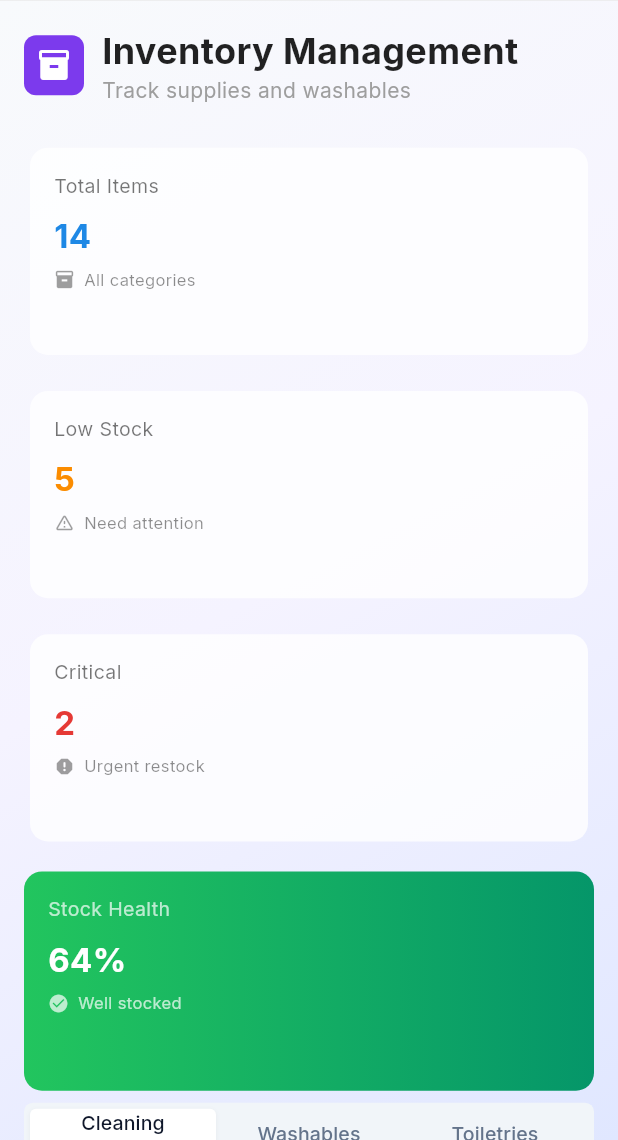
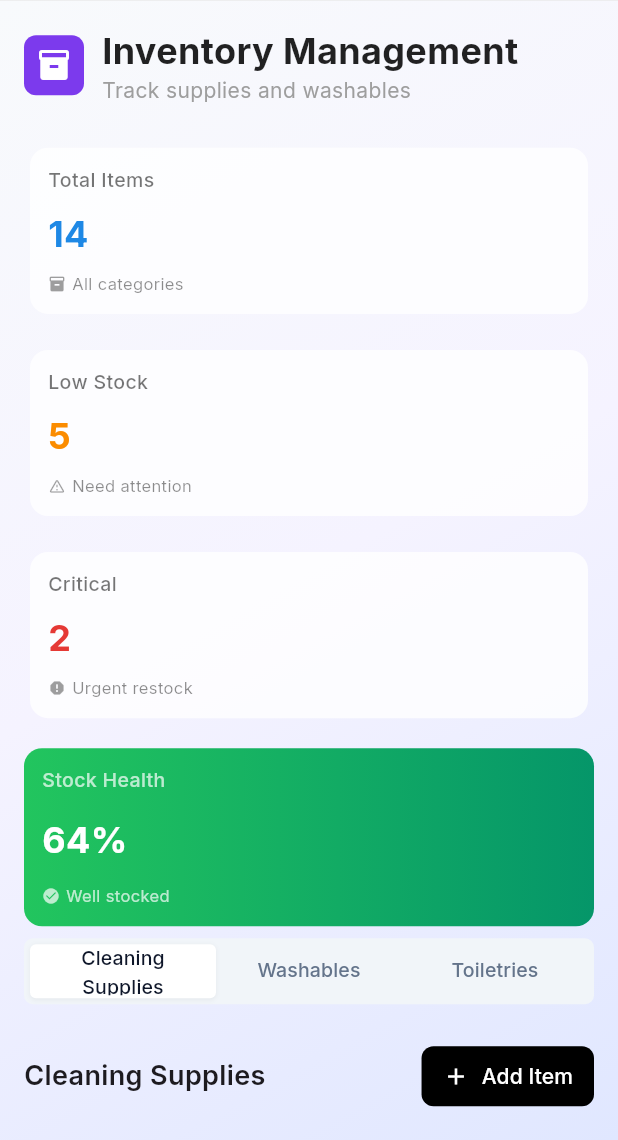
Before and after one commit to delgadjp/Raven-Nest, a Flutter app: the InventoryScreen screen opened by its route, on a phone screen of 412 x 824 dp, the part 96-1236 px from its top. Run offline on Flutter 3.47's test engine with Material 3 defaults, Android fonts, the phone set to English and light mode, and no system bars; our stand-ins replace go_router, google_fonts.

Commit message:
Update InventoryScreen layout: Adjust card padding, improve text styling, and modify child aspect ratio for better UI presentation

```diff
--- a/lib/screens/inventory_screen.dart
+++ b/lib/screens/inventory_screen.dart
@@ -359,7 +359,7 @@ class _InventoryScreenState extends State<InventoryScreen> {
                           }
                           return GridView.count(
                             crossAxisCount: columns,
-                            childAspectRatio: 2.6,
+                            childAspectRatio: 3.2,
                             shrinkWrap: true,
                             physics: const NeverScrollableScrollPhysics(),
                             crossAxisSpacing: 16,
@@ -492,23 +492,17 @@ class _InventoryScreenState extends State<InventoryScreen> {
       surfaceTintColor: Colors.transparent,
       shape: RoundedRectangleBorder(borderRadius: BorderRadius.circular(12)),
       child: Padding(
-        padding: const EdgeInsets.all(16),
+        padding: const EdgeInsets.all(12),
         child: Column(
           crossAxisAlignment: CrossAxisAlignment.start,
+          mainAxisAlignment: MainAxisAlignment.spaceBetween,
           children: [
-            Text(title, style: const TextStyle(fontSize: 13, color: Colors.black54)),
-            const SizedBox(height: 8),
-            Row(
-              mainAxisAlignment: MainAxisAlignment.spaceBetween,
-              children: [
-                Text(value, style: TextStyle(fontSize: 22, fontWeight: FontWeight.bold, color: iconColor)),
-              ],
-            ),
-            const SizedBox(height: 6),
+            Text(title, style: const TextStyle(fontSize: 13, fontWeight: FontWeight.w500, color: Colors.black54)),
+            Text(value, style: TextStyle(fontSize: 24, fontWeight: FontWeight.bold, color: iconColor)),
             Row(
               children: [
-                Icon(icon, size: 14, color: Colors.black38),
-                const SizedBox(width: 6),
+                Icon(icon, size: 12, color: Colors.black38),
+                const SizedBox(width: 4),
                 Text(subtitle, style: const TextStyle(fontSize: 11, color: Colors.black45)),
               ],
             ),
@@ -532,18 +526,17 @@ class _InventoryScreenState extends State<InventoryScreen> {
         ),
         borderRadius: BorderRadius.circular(12),
       ),
-      padding: const EdgeInsets.all(16),
+      padding: const EdgeInsets.all(12),
       child: Column(
         crossAxisAlignment: CrossAxisAlignment.start,
+        mainAxisAlignment: MainAxisAlignment.spaceBetween,
         children: [
-          Text(title, style: const TextStyle(fontSize: 13, color: Colors.white70)),
-          const SizedBox(height: 8),
-          Text(value, style: const TextStyle(fontSize: 22, fontWeight: FontWeight.bold, color: Colors.white)),
-          const SizedBox(height: 6),
+          Text(title, style: const TextStyle(fontSize: 13, fontWeight: FontWeight.w500, color: Colors.white70)),
+          Text(value, style: const TextStyle(fontSize: 24, fontWeight: FontWeight.bold, color: Colors.white)),
           Row(
             children: const [
-              Icon(Icons.check_circle, size: 14, color: Colors.white70),
-              SizedBox(width: 6),
+              Icon(Icons.check_circle, size: 12, color: Colors.white70),
+              SizedBox(width: 4),
               Text('Well stocked', style: TextStyle(fontSize: 11, color: Colors.white70)),
             ],
           ),
```
